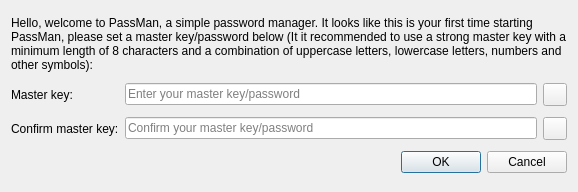
This is ui/setmasterDialog.ui in yash-ahir/passman as Qt 5 draws it before an edit. The edited form follows.
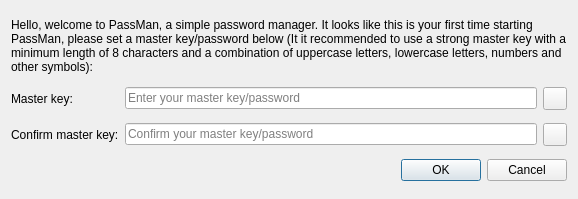
This is the edited form. Icons and pictures are not drawn.

The edit to the form file:
```diff
--- a/ui/setmasterDialog.ui
+++ b/ui/setmasterDialog.ui
@@ -6,8 +6,8 @@
    <rect>
     <x>0</x>
     <y>0</y>
-    <width>564</width>
-    <height>192</height>
+    <width>570</width>
+    <height>199</height>
    </rect>
   </property>
   <property name="windowTitle">
```
Left out of the diff: 8 changed lines with no effect on the pictures.
